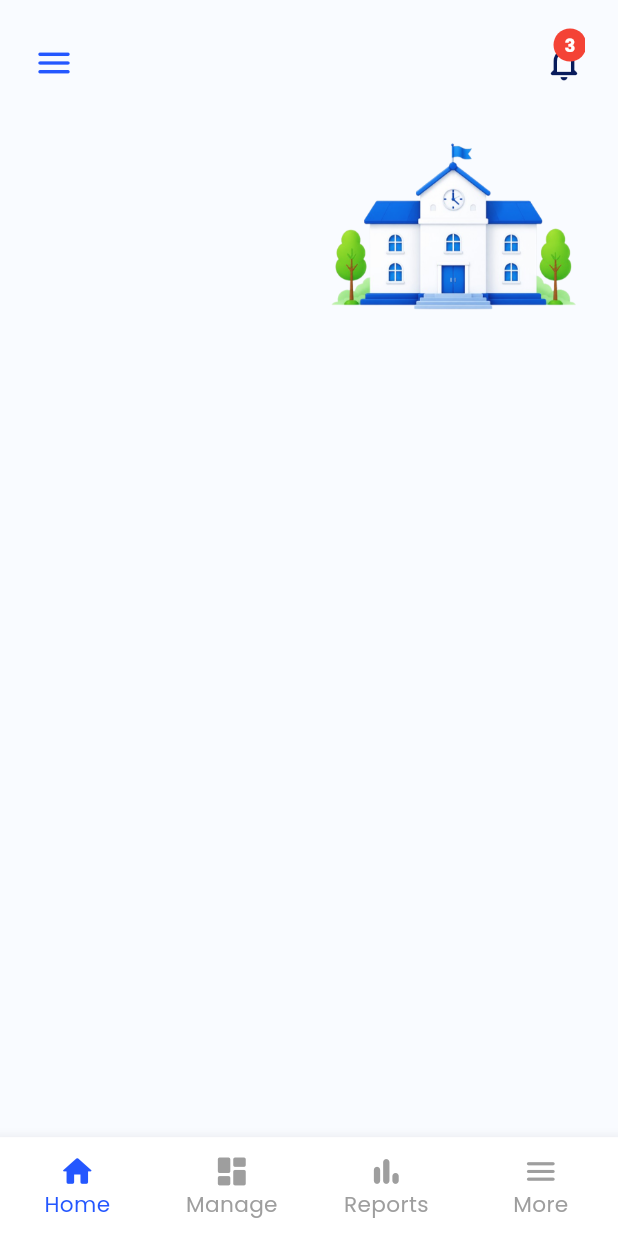
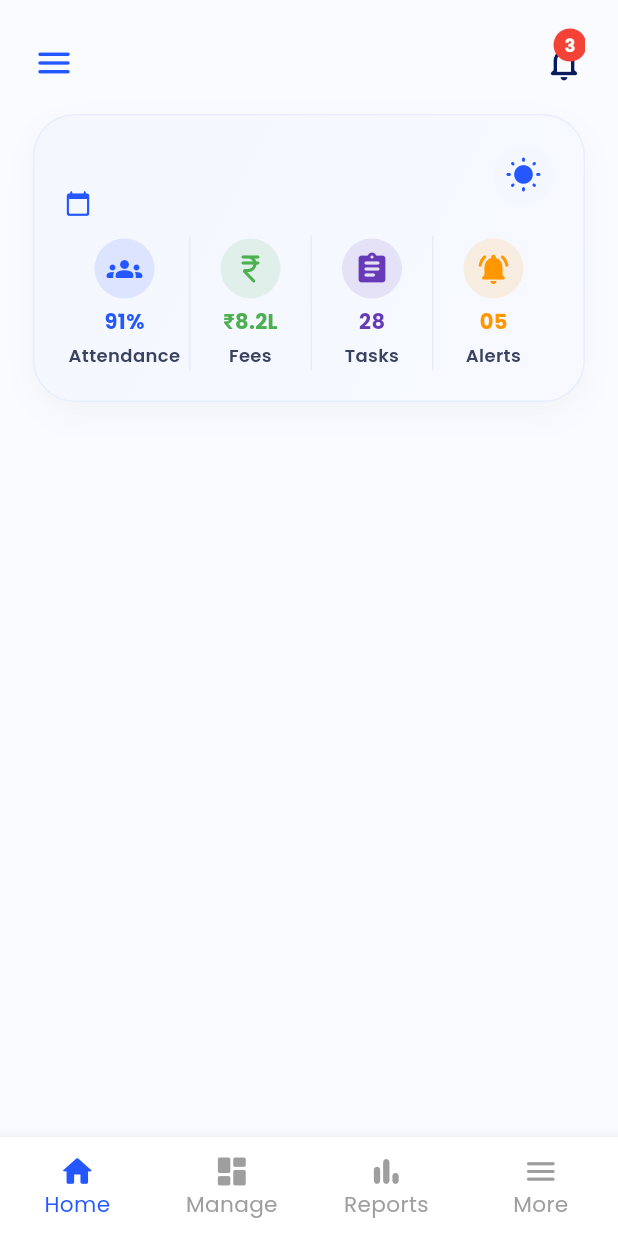
Before and after one commit to Munendracodes/school-management-system-app, a Flutter app: the HomeScreen screen opened directly with empty values, on a phone screen of 412 x 824 dp. Run offline on Flutter 3.47's test engine with Material 3 defaults, Android fonts, the phone set to English and light mode, and no system bars; our stand-ins replace google_fonts; network calls fail.

Commit message:
added new card

```diff
--- a/lib/screens/home/home_screen.dart
+++ b/lib/screens/home/home_screen.dart
@@ -200,45 +200,46 @@ class HomeContent extends StatelessWidget {
     required this.homeResponse,
   });
 
-  Text getGreeting() {
-
-    final hour =
-        DateTime.now().hour;
-
-    if (hour < 12) {
-      return Text(
-        homeResponse?.heroBanner.title ?? "",
-
-        style: TextStyle(
-          fontSize: 18,
+  Column getGreeting() {
+    return Column(
+      crossAxisAlignment:
+      CrossAxisAlignment.start,
+
+      children: [
+
+        Text(
+          (homeResponse?.heroBanner.title ?? "")
+              .split(",")
+              .first,
+
+          style: TextStyle(
+            fontSize: 17,
+            fontWeight: FontWeight.bold,
+            color: Color(0xFF081B5C),
+          ),
+        ),
+
+        const SizedBox(height: 2),
+
+        Text(
+          (homeResponse?.heroBanner.title ?? "")
+              .contains(",")
+
+              ? (homeResponse?.heroBanner.title ?? "")
+              .split(",")
+              .last
+              .trim()
+
+              : "",
+
+          style: const TextStyle(
+            fontSize: 17,
             fontWeight: FontWeight.w700,
             color: Color(0xFF081B5C),
-          height: 1.2,
-        ),
-      );
-    } else if (hour < 17) {
-      return Text(
-        homeResponse?.heroBanner.title ?? "",
-
-        style: TextStyle(
-          fontSize: 18,
-          fontWeight: FontWeight.w700,
-          color: Color(0xFF081B5C),
-          height: 1.2,
-        ),
-      );
-    } else {
-      return Text(
-        homeResponse?.heroBanner.title ?? "",
-
-        style: TextStyle(
-          fontSize: 18,
-          fontWeight: FontWeight.w700,
-          color: Color(0xFF081B5C),
-          height: 1.2,
-        ),
-      );
-    }
+          ),
+        ),
+      ],
+    );
   }
 
   @override
@@ -316,7 +317,7 @@ class HomeContent extends StatelessWidget {
                               style: TextStyle(
                                 fontSize: 18,
                                 fontWeight:
-                                FontWeight.w700,
+                                FontWeight.bold,
 
                                 color:
                                 Color(0xFF081B5C),
@@ -387,58 +388,164 @@ class HomeContent extends StatelessWidget {
                 ],
               ),
 
-              const SizedBox(height: 25),
-
-              /// GREETING + BUILDING
+              const SizedBox(height: 10),
+
+              /// HERO BANNER
+              Container(
+                padding: const EdgeInsets.all(20),
+
+                decoration: BoxDecoration(
+                  borderRadius: BorderRadius.circular(28),
+
+                  gradient: LinearGradient(
+                    colors: [
+                      AppColors.blueCard,
+                      const Color(0xFFF7F9FF),
+                    ],
+                    begin: Alignment.topLeft,
+                    end: Alignment.bottomRight,
+                  ),
+
+                  border: Border.all(
+                    color: const Color(0xFFE8EEFF),
+                  ),
+
+                  boxShadow: [
+                    BoxShadow(
+                      color: Colors.black.withOpacity(0.03),
+                      blurRadius: 18,
+                      offset: const Offset(0, 8),
+                    ),
+                  ],
+                ),
+
+                child: Column(
+                  crossAxisAlignment: CrossAxisAlignment.start,
+
+                  children: [
+
+                    /// TOP ROW
                     Row(
-                crossAxisAlignment:
-                CrossAxisAlignment.start,
-
-                children: [
-
-                  /// LEFT TEXT
+                      crossAxisAlignment: CrossAxisAlignment.start,
+
+                      children: [
+
                         Expanded(
                           child: Column(
                             crossAxisAlignment:
                             CrossAxisAlignment.start,
 
                             children: [
-                        const SizedBox(height: 10),
-                        getGreeting(),
-
-                        const SizedBox(height: 15),
-
-                        Text(
-                          homeResponse?.heroBanner.subtitle ?? "",
-
-                          style: TextStyle(
-                            fontSize: 13,
-                            fontWeight:
-                            FontWeight.w500,
-
-                            color: Colors.grey.shade700,
-                          ),
-                        ),
-                      ],
-                    ),
-                  ),
-
-                  /// BUILDING
-                  Opacity(
-                    opacity: 0.95,
-
-                    child: Image.asset(
-                      "assets/images/school_building.png",
-
-                      width: width * 0.42,
-
-                      fit: BoxFit.contain,
-                    ),
-                  ),
-                ],
-              ),
-
-              const SizedBox(height: 10),
+
+                              Text(
+                                homeResponse
+                                    ?.heroBanner
+                                    .title ??
+                                    "Good Morning,",
+
+                                style: TextStyle(
+                                  fontSize: width * 0.043,
+                                  fontWeight: FontWeight.w700,
+                                  color: const Color(0xFF081B5C),
+                                  height: 1.2,
+                                ),
+                              ),
+
+                              const SizedBox(height: 8),
+
+                              Row(
+                                children: [
+
+                                  Icon(
+                                    Icons.calendar_today_rounded,
+                                    size: 18,
+                                    color: AppColors.primaryBlue,
+                                  ),
+
+                                  const SizedBox(width: 8),
+
+                                  Text(
+                                    homeResponse
+                                        ?.heroBanner
+                                        .subtitle ??
+                                        "",
+
+                                    style: TextStyle(
+                                      fontSize: width * 0.032,
+                                      fontWeight: FontWeight.w500,
+                                      color: Colors.grey.shade600,
+                                    ),
+                                  ),
+                                ],
+                              ),
+                            ],
+                          ),
+                        ),
+
+                        Container(
+                          height: 40,
+                          width: 40,
+
+                          decoration: BoxDecoration(
+                            shape: BoxShape.circle,
+                            color: AppColors.blueCard,
+                          ),
+
+                          child: Icon(
+                            Icons.wb_sunny_rounded,
+                            color: AppColors.primaryBlue,
+                            size: 25,
+                          ),
+                        ),
+                      ],
+                    ),
+
+                    const SizedBox(height: 12),
+
+                    /// STATS ROW
+                    Row(
+                      children: [
+
+                        _buildHeroStat(
+                          icon: Icons.groups_rounded,
+                          value: "91%",
+                          label: "Attendance",
+                          color: AppColors.primaryBlue,
+                        ),
+                        SizedBox(width: 3.0),
+
+                        _buildDivider(),
+
+                        _buildHeroStat(
+                          icon: Icons.currency_rupee_rounded,
+                          value: "₹8.2L",
+                          label: "Fees",
+                          color: Colors.green,
+                        ),
+
+                        _buildDivider(),
+
+                        _buildHeroStat(
+                          icon: Icons.assignment_rounded,
+                          value: "28",
+                          label: "Tasks",
+                          color: Colors.deepPurple,
+                        ),
+
+                        _buildDivider(),
+
+                        _buildHeroStat(
+                          icon: Icons.notifications_active_rounded,
+                          value: "05",
+                          label: "Alerts",
+                          color: Colors.orange,
+                        ),
+                      ],
+                    ),
+                  ],
+                ),
+              ),
+              SizedBox(height: 10),
 
               /// GRID
               Column(
@@ -548,7 +655,7 @@ class HomeContent extends StatelessWidget {
                               ),
                             ),
 
-                            const SizedBox(height: 14),
+                            const SizedBox(height: 10),
 
                             GridView.builder(
 
@@ -568,7 +675,7 @@ class HomeContent extends StatelessWidget {
                                 crossAxisSpacing: 10,
                                 mainAxisSpacing: 10,
 
-                                mainAxisExtent: 180,
+                                mainAxisExtent: 150,
                               ),
 
                               itemBuilder: (context, index) {
@@ -606,6 +713,7 @@ class HomeContent extends StatelessWidget {
                                 );
                               },
                             ),
+                            const SizedBox(height: 10),
                           ],
                         );
                       }
@@ -618,7 +726,6 @@ class HomeContent extends StatelessWidget {
                           CrossAxisAlignment.start,
 
                           children: [
-
                             Text(
                               section.title,
 
@@ -751,7 +858,7 @@ class HomeContent extends StatelessWidget {
                               },
                             ),
 
-                            const SizedBox(height: 20),
+                            const SizedBox(height: 10),
                           ],
                         );
                       }
@@ -1186,9 +1293,7 @@ class HomeContent extends StatelessWidget {
                           ],
                         );
                       }
-                      else if (
-                      section.sectionType ==
-                          "CAROUSEL_BANNER"
+                      else if (section.sectionType == "CAROUSEL_BANNER"
                       ) {
 
                         return Column(
@@ -1748,15 +1853,15 @@ class HomeContent extends StatelessWidget {
     );
   }
 
-  Widget _buildOverviewCard({
+  Widget _buildOverviewCard
+      ({
     required double width,
     required Color bgColor,
     required Color iconColor,
     required String title,
     required String value,
     required String subtitle,
-    required IconData icon,
-  }) {
+    required IconData icon,}) {
 
     return Container(
       padding: EdgeInsets.all(
@@ -1775,7 +1880,7 @@ class HomeContent extends StatelessWidget {
 
           /// ICON
           Container(
-            height: width * 0.18,
+            height: width * 0.12,
             width: width * 0.18,
 
             decoration: BoxDecoration(
@@ -1841,6 +1946,71 @@ class HomeContent extends StatelessWidget {
           ],
         ],
       ),
+    );
+
+  }
+
+  Widget _buildHeroStat({
+    required IconData icon,
+    required String value,
+    required String label,
+    required Color color,
+  }) {
+
+    return Expanded(
+      child: Column(
+        children: [
+
+          Container(
+            height: 40,
+            width: 40,
+
+            decoration: BoxDecoration(
+              color: color.withOpacity(0.12),
+              shape: BoxShape.circle,
+            ),
+
+            child: Icon(
+              icon,
+              color: color,
+              size: 24,
+            ),
+          ),
+
+          const SizedBox(height: 5),
+
+          Text(
+            value,
+            style: TextStyle(
+              fontSize: 14,
+              fontWeight: FontWeight.w700,
+              color: color,
+            ),
+          ),
+
+          const SizedBox(height: 4),
+
+          Text(
+            label,
+            textAlign: TextAlign.center,
+
+            style: const TextStyle(
+              fontSize: 12,
+              fontWeight: FontWeight.w600,
+              color: Color(0xFF3B4260),
+            ),
+          ),
+        ],
+      ),
+    );
+  }
+
+  Widget _buildDivider() {
+
+    return Container(
+      height: 90,
+      width: 1,
+      color: const Color(0xFFE8ECF5),
     );
   }
 
```
Also changed, not shown: docs/assets/fonts/MaterialIcons-Regular.otf, 5 other files. Lines whose indentation alone changed are shown as unchanged.
